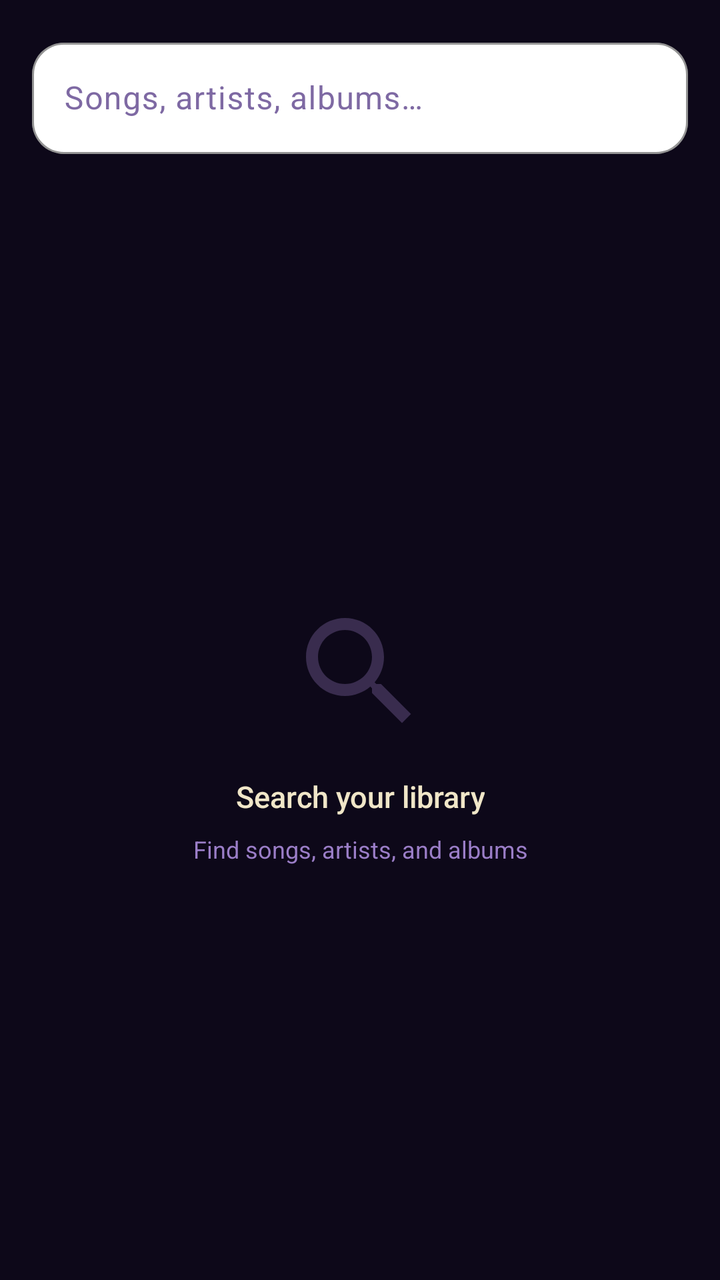
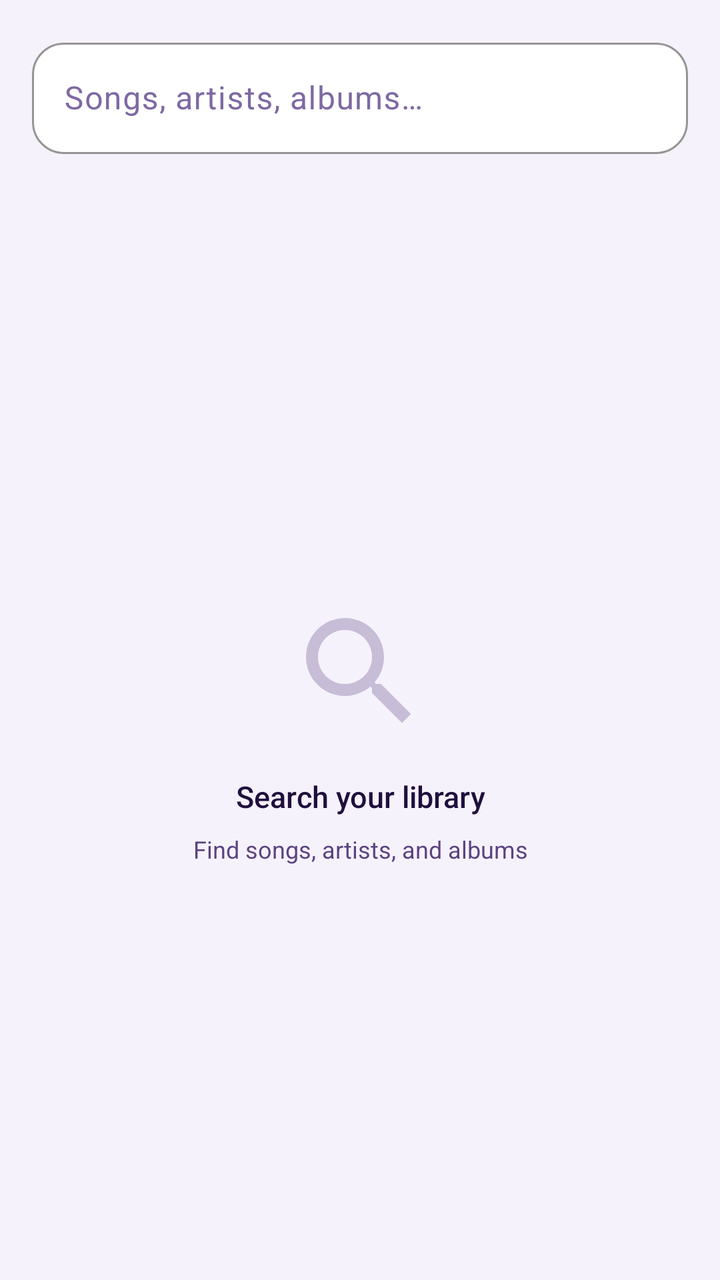

Two renders of the same Android screen: before a commit and after it. Below are the layout's source before the change and the commit's diff.
<!-- AndroidManifest.xml: application theme Theme.Swara -->
<!-- res/layout/fragment_search.xml -->
<?xml version="1.0" encoding="utf-8"?>
<LinearLayout xmlns:android="http://schemas.android.com/apk/res/android"
    android:layout_width="match_parent"
    android:layout_height="match_parent"
    android:orientation="vertical"
    android:background="@color/swara_night">

    
    <LinearLayout
        android:layout_width="match_parent"
        android:layout_height="wrap_content"
        android:orientation="horizontal"
        android:padding="@dimen/dp_16"
        android:gravity="center_vertical">

        <com.google.android.material.textfield.TextInputLayout
            style="@style/Widget.Swara.TextField"
            android:layout_width="0dp"
            android:layout_height="wrap_content"
            android:layout_weight="1"
            android:hint="@string/search_hint">

            <com.google.android.material.textfield.TextInputEditText
                android:id="@+id/etSearch"
                android:layout_width="match_parent"
                android:layout_height="wrap_content"
                android:inputType="text"
                android:imeOptions="actionSearch"
                android:maxLines="1"
                android:textColor="@color/swara_cream" />

        </com.google.android.material.textfield.TextInputLayout>

    </LinearLayout>

    
    <FrameLayout
        android:layout_width="match_parent"
        android:layout_height="0dp"
        android:layout_weight="1">

        <androidx.recyclerview.widget.RecyclerView
            android:id="@+id/recyclerView"
            android:layout_width="match_parent"
            android:layout_height="match_parent"
            android:paddingBottom="144dp"
            android:clipToPadding="false"
            android:overScrollMode="never"
            android:visibility="gone" />

        
        <LinearLayout
            android:id="@+id/layoutPrompt"
            android:layout_width="wrap_content"
            android:layout_height="wrap_content"
            android:layout_gravity="center"
            android:orientation="vertical"
            android:gravity="center"
            android:padding="@dimen/dp_32">

            <ImageView
                android:layout_width="72dp"
                android:layout_height="72dp"
                android:src="@drawable/ic_nav_search"
                android:alpha="0.3"
                android:tint="@color/swara_lavender" />

            <TextView
                android:layout_width="wrap_content"
                android:layout_height="wrap_content"
                android:text="@string/search_empty_title"
                android:textSize="@dimen/text_title_md"
                android:textColor="@color/swara_text_primary"
                android:fontFamily="sans-serif-medium"
                android:layout_marginTop="@dimen/dp_16"
                android:gravity="center" />

            <TextView
                android:layout_width="wrap_content"
                android:layout_height="wrap_content"
                android:text="@string/search_empty_subtitle"
                android:textSize="@dimen/text_body_sm"
                android:textColor="@color/swara_text_secondary"
                android:layout_marginTop="@dimen/dp_8"
                android:gravity="center" />

        </LinearLayout>

        
        <TextView
            android:id="@+id/tvNoResults"
            android:layout_width="wrap_content"
            android:layout_height="wrap_content"
            android:layout_gravity="center"
            android:textSize="@dimen/text_body_md"
            android:textColor="@color/swara_text_secondary"
            android:visibility="gone" />

        <ProgressBar
            android:id="@+id/progressBar"
            android:layout_width="wrap_content"
            android:layout_height="wrap_content"
            android:layout_gravity="center"
            android:indeterminateTint="@color/swara_gold"
            android:visibility="gone" />

    </FrameLayout>

</LinearLayout>
<!-- resources referenced by this layout -->
<resources>
  <color name="swara_cream">#F0E6C8</color>
  <color name="swara_gold">#C9A84C</color>
  <color name="swara_lavender">#9B7EC8</color>
  <color name="swara_night">#0D0819</color>
  <color name="swara_text_primary">#F0E6C8</color>
  <color name="swara_text_secondary">#9B7EC8</color>
  <dimen name="dp_16">16dp</dimen>
  <dimen name="dp_32">32dp</dimen>
  <dimen name="dp_8">8dp</dimen>
  <dimen name="text_body_md">14sp</dimen>
  <dimen name="text_body_sm">12sp</dimen>
  <dimen name="text_title_md">15sp</dimen>
  <!-- drawable ic_nav_search (drawable) -->
  <?xml version="1.0" encoding="utf-8"?>
  <vector xmlns:android="http://schemas.android.com/apk/res/android"
      android:width="24dp" android:height="24dp"
      android:viewportWidth="24" android:viewportHeight="24">
      <path android:fillColor="?attr/colorControlNormal"
          android:pathData="M15.5,14h-0.79l-0.28,-0.27C15.41,12.59 16,11.11 16,9.5 16,5.91 13.09,3 9.5,3S3,5.91 3,9.5 5.91,16 9.5,16c1.61,0 3.09,-0.59 4.23,-1.57l0.27,0.28v0.79l5,4.99L20.49,19l-4.99,-5zM9.5,14C7.01,14 5,11.99 5,9.5S7.01,5 9.5,5 14,7.01 14,9.5 11.99,14 9.5,14z"/>
  </vector>
  <string name="search_empty_subtitle">Find songs, artists, and albums</string>
  <string name="search_empty_title">Search your library</string>
  <string name="search_hint">Songs, artists, albums…</string>
  <style name="Widget.Swara.TextField" parent="Widget.Material3.TextInputLayout.OutlinedBox">
          <item name="boxBackgroundColor">@color/swara_light_surface</item>
          <item name="boxStrokeColor">@color/swara_light_stroke</item>
          <item name="hintTextColor">@color/swara_light_text_hint</item>
          <item name="android:textColorHint">@color/swara_light_text_hint</item>
          <item name="android:textColor">@color/swara_light_text_primary</item>
          <item name="boxCornerRadiusTopStart">@dimen/radius_md</item>
          <item name="boxCornerRadiusTopEnd">@dimen/radius_md</item>
          <item name="boxCornerRadiusBottomStart">@dimen/radius_md</item>
          <item name="boxCornerRadiusBottomEnd">@dimen/radius_md</item>
      </style>
  <color name="swara_light_surface">#FFFFFF</color>
  <color name="swara_light_stroke">#DCCDF2</color>
  <color name="swara_light_text_hint">#7E69A3</color>
  <color name="swara_light_text_primary">#1F0F3D</color>
  <dimen name="radius_md">16dp</dimen>
  <color name="swara_purple">#3D1F7A</color>
  <color name="swara_light_surface_variant">#EDE6F7</color>
  <color name="swara_gold_muted">#7A5A20</color>
  <color name="swara_gold_alpha_20">#33C9A84C</color>
  <color name="swara_light_bg">#F6F2FC</color>
  <color name="swara_light_text_secondary">#5B4380</color>
  <!-- unchanged entries left out for length: 1 -->
</resources>

<!-- the commit's change to res/layout/fragment_search.xml (unified diff, before → after) -->
@@ -3,7 +3,7 @@
     android:layout_width="match_parent"
     android:layout_height="match_parent"
     android:orientation="vertical"
-    android:background="@color/swara_night">
+    android:background="?android:attr/colorBackground">
 
     
     <LinearLayout
@@ -14,6 +14,7 @@
         android:gravity="center_vertical">
 
         <com.google.android.material.textfield.TextInputLayout
+            android:id="@+id/tilSearch"
             style="@style/Widget.Swara.TextField"
             android:layout_width="0dp"
             android:layout_height="wrap_content"
@@ -27,7 +28,7 @@
                 android:inputType="text"
                 android:imeOptions="actionSearch"
                 android:maxLines="1"
-                android:textColor="@color/swara_cream" />
+                android:textColor="?android:attr/textColorPrimary" />
 
         </com.google.android.material.textfield.TextInputLayout>
 
@@ -59,28 +60,30 @@
             android:padding="@dimen/dp_32">
 
             <ImageView
+                android:id="@+id/ivPromptIcon"
                 android:layout_width="72dp"
                 android:layout_height="72dp"
                 android:src="@drawable/ic_nav_search"
-                android:alpha="0.3"
-                android:tint="@color/swara_lavender" />
+                android:alpha="0.3" />
 
             <TextView
+                android:id="@+id/tvPromptTitle"
                 android:layout_width="wrap_content"
                 android:layout_height="wrap_content"
                 android:text="@string/search_empty_title"
                 android:textSize="@dimen/text_title_md"
-                android:textColor="@color/swara_text_primary"
+                android:textColor="?android:attr/textColorPrimary"
                 android:fontFamily="sans-serif-medium"
                 android:layout_marginTop="@dimen/dp_16"
                 android:gravity="center" />
 
             <TextView
+                android:id="@+id/tvPromptSubtitle"
                 android:layout_width="wrap_content"
                 android:layout_height="wrap_content"
                 android:text="@string/search_empty_subtitle"
                 android:textSize="@dimen/text_body_sm"
-                android:textColor="@color/swara_text_secondary"
+                android:textColor="?android:attr/textColorSecondary"
                 android:layout_marginTop="@dimen/dp_8"
                 android:gravity="center" />
 
<!-- resource entries referenced after the edit -->
@@ -1,10 +1,7 @@
 <!-- resources referenced by this layout -->
 <resources>
-  <color name="swara_cream">#F0E6C8</color>
   <color name="swara_gold">#C9A84C</color>
   <color name="swara_lavender">#9B7EC8</color>
-  <color name="swara_night">#0D0819</color>
-  <color name="swara_text_primary">#F0E6C8</color>
   <color name="swara_text_secondary">#9B7EC8</color>
   <dimen name="dp_16">16dp</dimen>
   <dimen name="dp_32">32dp</dimen>
